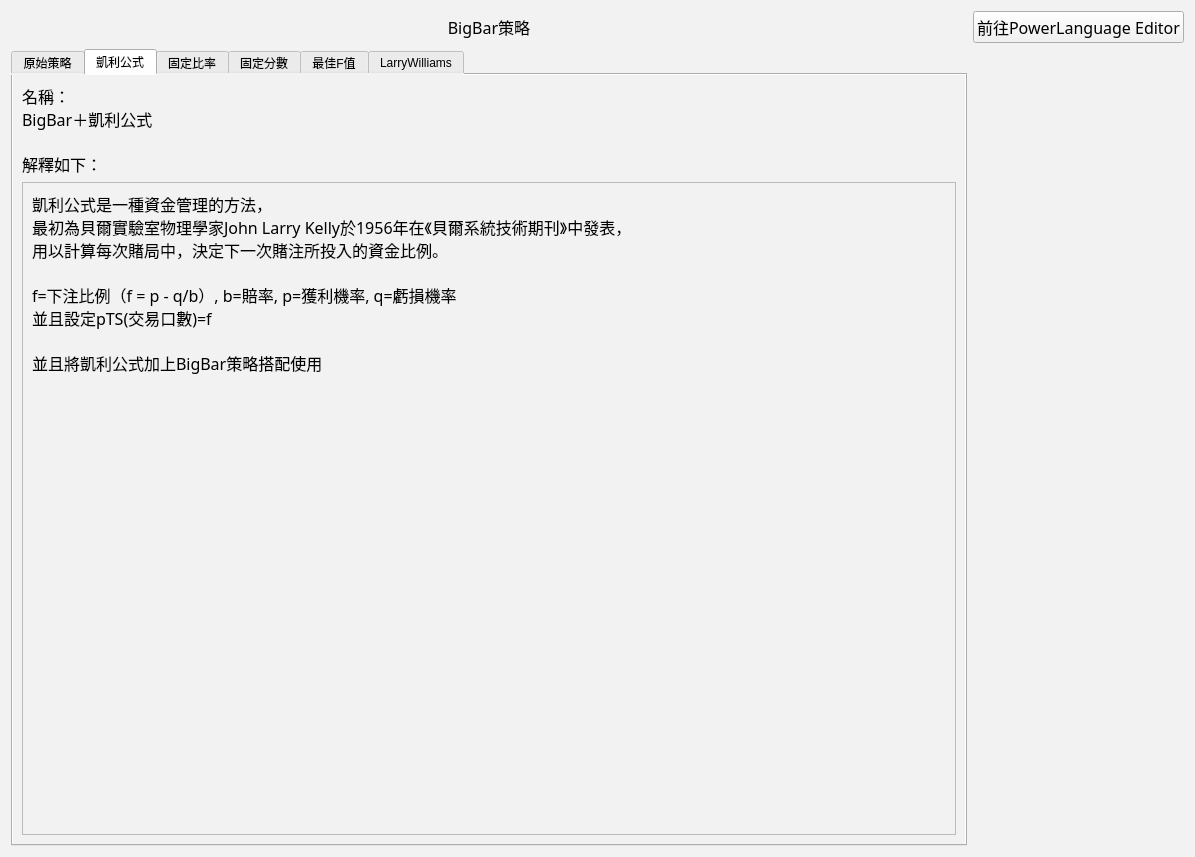
This is BigBar_Strategies_UI.ui in allen93075/Winner as Qt 5 draws it before an edit. The edited form follows.
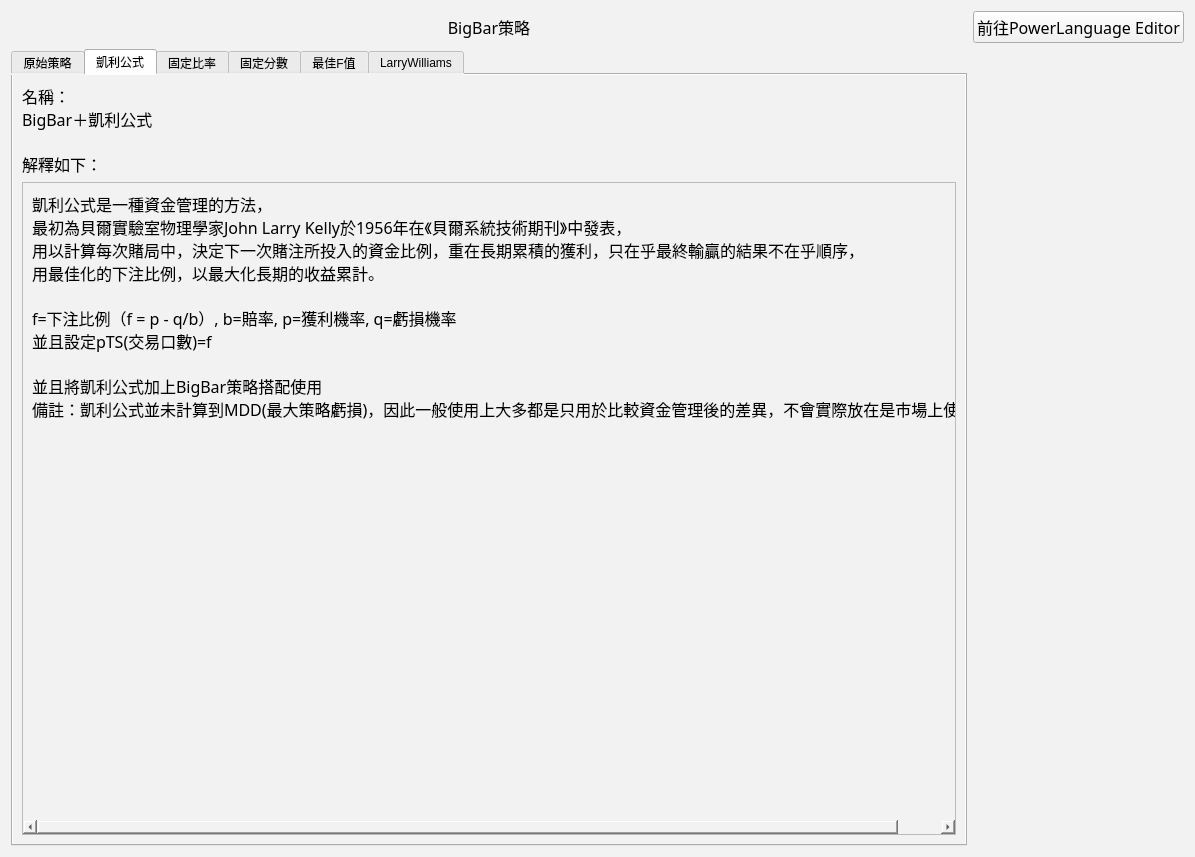
This is the edited form. The open tabs and pages were chosen to show the change.

Commit message: 資金管理(Kelly)內容修改

Patch:
```diff
--- a/BigBar_Strategies_UI.ui
+++ b/BigBar_Strategies_UI.ui
@@ -185,12 +185,14 @@
              <property name="text">
               <string>凱利公式是一種資金管理的方法，
 最初為貝爾實驗室物理學家John Larry Kelly於1956年在《貝爾系統技術期刊》中發表，
-用以計算每次賭局中，決定下一次賭注所投入的資金比例。
+用以計算每次賭局中，決定下一次賭注所投入的資金比例，重在長期累積的獲利，只在乎最終輸贏的結果不在乎順序，
+用最佳化的下注比例，以最大化長期的收益累計。
 
 f=下注比例（f = p - q/b）, b=賠率, p=獲利機率, q=虧損機率
 並且設定pTS(交易口數)=f
 
 並且將凱利公式加上BigBar策略搭配使用
+備註：凱利公式並未計算到MDD(最大策略虧損)，因此一般使用上大多都是只用於比較資金管理後的差異，不會實際放在是市場上使用。
 </string>
              </property>
              <property name="alignment">
```
The commit also changes 11 other files.
